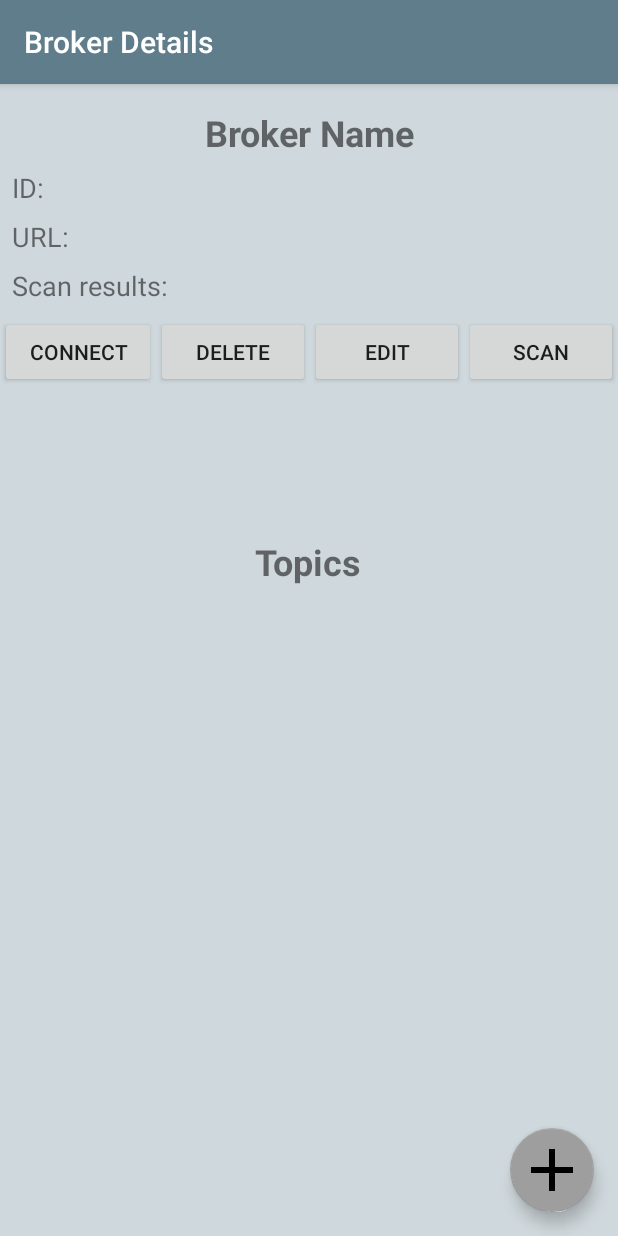
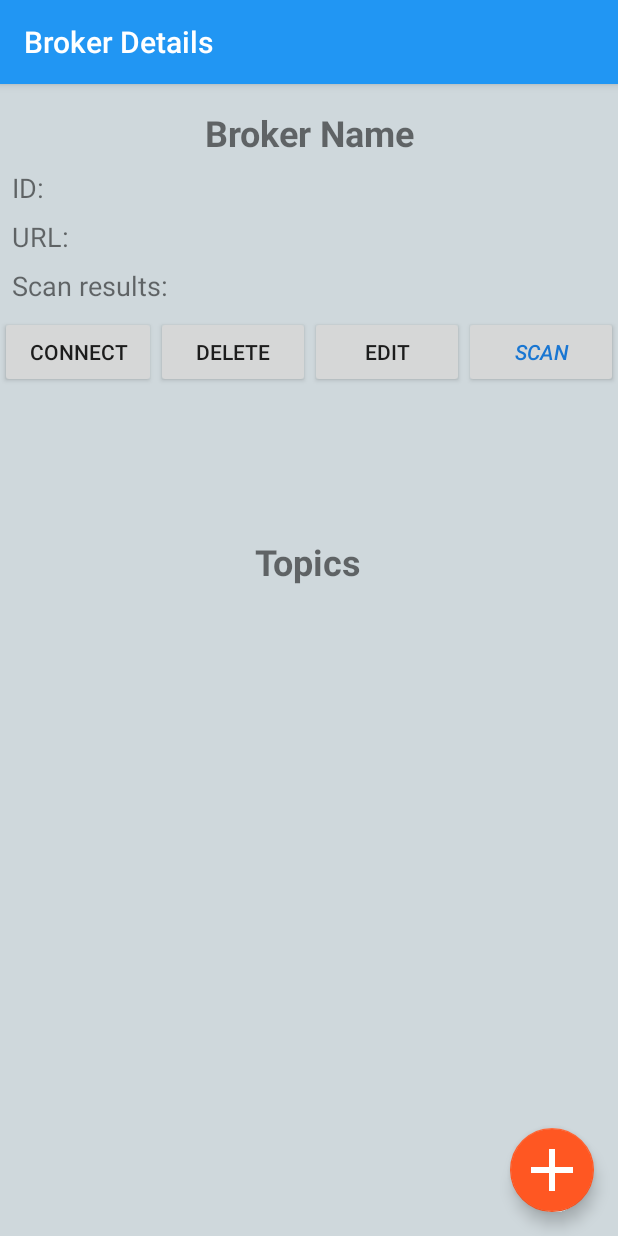
Before and after one commit to kkredit/MQTT-sweeper-android, an Android app: the BrokerActivity screen opened directly, with no data from a screen before it, on a phone screen of 412 x 824 dp. Run offline under Robolectric (Android 15) with nearby library versions, the phone set to English and light mode, and no system bars; our stand-ins replace ButterKnife, Firebase (no records; nobody signed in at launch, a user with empty details on screens opened directly); libraries missing offline, so code that uses them is left out: org.eclipse.paho, org.parceler; 4 statements that could not run were skipped.

Commit message:
UI updates

```diff
--- /dev/null
+++ b/app/src/main/res/drawable/ic_add_white_24dp.xml
@@ -0,0 +1,5 @@
+<vector android:height="24dp" android:tint="#FFFFFF"
+    android:viewportHeight="24.0" android:viewportWidth="24.0"
+    android:width="24dp" xmlns:android="http://schemas.android.com/apk/res/android">
+    <path android:fillColor="#FF000000" android:pathData="M19,13h-6v6h-2v-6H5v-2h6V5h2v6h6v2z"/>
+</vector>
--- a/app/src/main/res/layout/activity_add_broker.xml
+++ b/app/src/main/res/layout/activity_add_broker.xml
@@ -13,7 +13,9 @@
         android:layout_marginStart="8dp"
         android:layout_marginTop="24dp"
         android:layout_marginEnd="8dp"
+        android:background="@color/colorPrimary"
         android:text="@string/add"
+        android:textColor="@color/buttonText"
         app:layout_constraintEnd_toEndOf="parent"
         app:layout_constraintStart_toStartOf="parent"
         app:layout_constraintTop_toBottomOf="@+id/passwdVerify" />
--- a/app/src/main/res/layout/activity_broker.xml
+++ b/app/src/main/res/layout/activity_broker.xml
@@ -28,7 +28,7 @@
         android:layout_height="wrap_content"
         android:layout_gravity="bottom|end"
         android:layout_margin="@dimen/fab_margin"
-        app:maxImageSize="@android:dimen/app_icon_size"
-        app:srcCompat="@drawable/ic_add_black_24dp" />
+        app:maxImageSize="@dimen/fab_icon_large"
+        app:srcCompat="@drawable/ic_add_white_24dp" />
 
 </android.support.design.widget.CoordinatorLayout>
--- a/app/src/main/res/layout/activity_dashboard.xml
+++ b/app/src/main/res/layout/activity_dashboard.xml
@@ -29,7 +29,8 @@
         android:layout_height="wrap_content"
         android:layout_gravity="bottom|end"
         android:layout_margin="@dimen/fab_margin"
-        app:maxImageSize="@android:dimen/app_icon_size"
-        app:srcCompat="@drawable/ic_add_black_24dp" />
+        android:tint="@color/buttonText"
+        app:maxImageSize="@dimen/fab_icon_large"
+        app:srcCompat="@drawable/ic_add_white_24dp" />
 
 </android.support.design.widget.CoordinatorLayout>
--- a/app/src/main/res/layout/activity_login.xml
+++ b/app/src/main/res/layout/activity_login.xml
@@ -71,9 +71,10 @@
         android:layout_width="295dp"
         android:layout_height="48dp"
         android:layout_marginTop="8dp"
-        android:background="#3A90C0"
+        android:background="@color/colorPrimary"
         android:drawableBottom="@drawable/mybuttonxml"
         android:text="@string/signin"
+        android:textColor="@color/buttonText"
         app:layout_constraintLeft_toLeftOf="parent"
         app:layout_constraintRight_toRightOf="parent"
         app:layout_constraintTop_toBottomOf="@+id/password2" />
--- a/app/src/main/res/layout/activity_sign_up.xml
+++ b/app/src/main/res/layout/activity_sign_up.xml
@@ -29,7 +29,8 @@
         android:layout_height="wrap_content"
         android:layout_gravity="bottom|end"
         android:layout_margin="@dimen/fab_margin"
-        app:srcCompat="@drawable/ic_check_circle_black_24dp"
+        app:srcCompat="@drawable/ic_check_black_24dp"
+        app:maxImageSize="@dimen/fab_icon"
         android:tint="@android:color/white" />
 
 </android.support.design.widget.CoordinatorLayout>
--- a/app/src/main/res/layout/content_broker.xml
+++ b/app/src/main/res/layout/content_broker.xml
@@ -89,7 +89,9 @@
                 android:layout_width="wrap_content"
                 android:layout_height="wrap_content"
                 android:layout_weight="1"
-                android:text="@string/scan" />
+                android:text="@string/scan"
+                android:textColor="@color/colorPrimaryDark"
+                android:textStyle="italic" />
         </LinearLayout>
 
     </LinearLayout>
--- a/app/src/main/res/layout/content_scan_result.xml
+++ b/app/src/main/res/layout/content_scan_result.xml
@@ -45,7 +45,7 @@
                 android:layout_height="match_parent"
                 android:text="@string/sample_vuln_desc"
                 android:textAppearance="?attr/textAppearanceListItem"
-                android:textColor="@color/colorAccent"
+                android:textColor="@color/textSecondary"
                 android:textSize="14sp"
                 tools:layout_conversion_absoluteHeight="22dp"
                 tools:layout_conversion_absoluteWidth="0dp"
--- a/app/src/main/res/layout/fragment_scanresult.xml
+++ b/app/src/main/res/layout/fragment_scanresult.xml
@@ -35,7 +35,7 @@
             android:layout_height="match_parent"
             android:text="@string/sample_vuln_desc"
             android:textAppearance="?attr/textAppearanceListItem"
-            android:textColor="@color/colorAccent"
+            android:textColor="@color/textSecondary"
             android:textSize="14sp"
             tools:layout_conversion_absoluteHeight="22dp"
             tools:layout_conversion_absoluteWidth="0dp"
--- a/app/src/main/res/values/colors.xml
+++ b/app/src/main/res/values/colors.xml
@@ -1,12 +1,16 @@
 <?xml version="1.0" encoding="utf-8"?>
 <resources>
-    <color name="colorPrimary">#607d8b</color>
-    <color name="colorPrimaryDark">#455A64</color>
-    <color name="colorAccent">#9E9E9E</color>
+    <color name="colorPrimary">#2196F3</color>
+    <color name="colorPrimaryDark">#1976D2</color>
+    <color name="colorAccent">#FF5722</color>
     <color name="windowBackground">#cfd8dc</color>
     <color name="logo">#3A90C0</color>
     <color name="buttonText">#FFFFFF</color>
     <color name="error_soft">#64FF5722</color>
     <color name="success_soft">#64669900</color>
-    <color name="colorPrimary_soft">#64607D8B</color>
+    <color name="colorPrimary_soft">#BBDEFB</color>
+    <color name="textPrimary">#212121</color>
+    <color name="textSecondary">#757575</color>
+    <color name="textIcons">#FFFFFF</color>
+    <color name="dividers">#BDBDBD</color>
 </resources>
--- a/app/src/main/res/values/dimens.xml
+++ b/app/src/main/res/values/dimens.xml
@@ -4,4 +4,6 @@
     <dimen name="activity_vertical_margin">16dp</dimen>
     <dimen name="fab_margin">16dp</dimen>
     <dimen name="text_margin">16dp</dimen>
+    <dimen name="fab_icon">32dp</dimen>
+    <dimen name="fab_icon_large">48dp</dimen>
 </resources>
```
